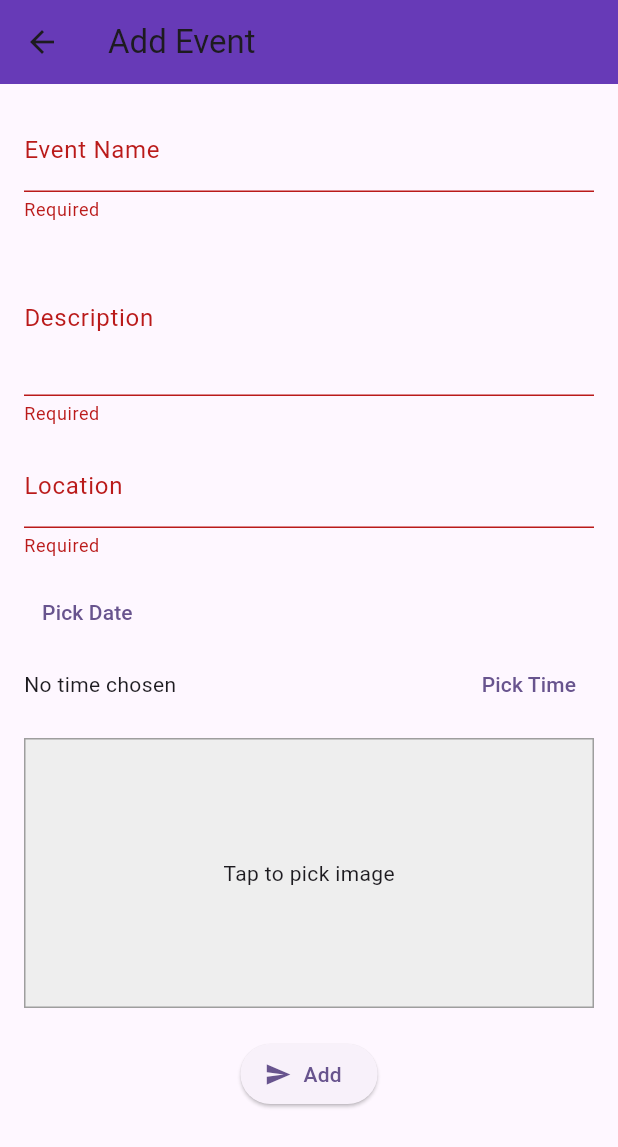
After one commit to ShreekrishnaHegde/EventZone_Frontend, a Flutter app: the AddEventScreen screen opened directly, after a tap on "Add", on a phone screen of 412 x 824 dp. The commit adds this screen. Shown: the top 1147 px of the screen. Run offline on Flutter 3.47's test engine with Material 3 defaults, Android fonts, the phone set to English and light mode, and no system bars; our stand-ins replace flutter_dotenv, flutter_secure_storage, image_picker; accounts and stored records are empty.

Commit message:
Add event screen

```diff
--- /dev/null
+++ b/lib/views/host/add_event_screen.dart
@@ -0,0 +1,182 @@
+import 'dart:io';
+
+import 'package:flutter/material.dart';
+import 'package:image_picker/image_picker.dart';
+
+class AddEventScreen extends StatefulWidget {
+  const AddEventScreen({super.key});
+
+  @override
+  State<AddEventScreen> createState() => _AddEventScreenState();
+}
+
+class _AddEventScreenState extends State<AddEventScreen> {
+  final _formKey = GlobalKey<FormState>();
+  final TextEditingController _nameController = TextEditingController();
+  final TextEditingController _descriptionController = TextEditingController();
+  final TextEditingController _locationController = TextEditingController();
+
+  DateTime? _selectedDate;
+  TimeOfDay? _selectedTime;
+  File? _image;
+
+  final ImagePicker _picker = ImagePicker();
+
+  Future<void> _pickDate() async {
+    final DateTime? picked = await showDatePicker(
+      context: context,
+      firstDate: DateTime.now(),
+      lastDate: DateTime(2100),
+      initialDate: _selectedDate ?? DateTime.now(),
+    );
+    if (picked != null) setState(() => _selectedDate = picked);
+  }
+
+  Future<void> _pickTime() async {
+    final TimeOfDay? picked =
+    await showTimePicker(context: context, initialTime: TimeOfDay.now());
+    if (picked != null) setState(() => _selectedTime = picked);
+  }
+
+  Future<void> _pickImage() async {
+    final XFile? pickedFile =
+    await _picker.pickImage(source: ImageSource.gallery);
+    if (pickedFile != null) setState(() => _image = File(pickedFile.path));
+  }
+
+  void _submitForm() {
+    if (_formKey.currentState!.validate()) {
+      if (_selectedDate == null || _selectedTime == null) {
+        ScaffoldMessenger.of(context).showSnackBar(
+          const SnackBar(content: Text("Please select date and time")),
+        );
+        return;
+      }
+
+      // Combine date and time
+      final DateTime eventDateTime = DateTime(
+        _selectedDate!.year,
+        _selectedDate!.month,
+        _selectedDate!.day,
+        _selectedTime!.hour,
+        _selectedTime!.minute,
+      );
+
+      // Upload logic here...
+      print("Event Name: ${_nameController.text}");
+      print("Description: ${_descriptionController.text}");
+      print("Location: ${_locationController.text}");
+      print("DateTime: $eventDateTime");
+      print("Image selected: ${_image != null}");
+
+      ScaffoldMessenger.of(context).showSnackBar(
+        const SnackBar(content: Text("Event submitted")),
+      );
+    }
+  }
+
+  @override
+  Widget build(BuildContext context) {
+    return Scaffold(
+      appBar: AppBar(
+        title: const Text("Add Event"),
+        backgroundColor: Colors.deepPurple,
+      ),
+      body: SingleChildScrollView(
+        padding: const EdgeInsets.all(16),
+        child: Form(
+          key: _formKey,
+          child: Column(
+            children: [
+              // Event Name
+              TextFormField(
+                controller: _nameController,
+                decoration: const InputDecoration(labelText: "Event Name"),
+                validator: (value) =>
+                value == null || value.isEmpty ? 'Required' : null,
+              ),
+
+              const SizedBox(height: 12),
+
+              // Description
+              TextFormField(
+                controller: _descriptionController,
+                decoration: const InputDecoration(labelText: "Description"),
+                maxLines: 3,
+                validator: (value) =>
+                value == null || value.isEmpty ? 'Required' : null,
+              ),
+
+              const SizedBox(height: 12),
+
+              // Location
+              TextFormField(
+                controller: _locationController,
+                decoration: const InputDecoration(labelText: "Location"),
+                validator: (value) =>
+                value == null || value.isEmpty ? 'Required' : null,
+              ),
+
+              const SizedBox(height: 12),
+
+              // Date Picker
+              Row(
+                children: [
+                  // Expanded(
+                  //   child: Text(_selectedDate == null
+                  //       ? "No date chosen"
+                  //       : DateFormat('yyyy-MM-dd').format(_selectedDate!)),
+                  // ),
+                  TextButton(
+                    onPressed: _pickDate,
+                    child: const Text("Pick Date"),
+                  ),
+                ],
+              ),
+
+              // Time Picker
+              Row(
+                children: [
+                  Expanded(
+                    child: Text(_selectedTime == null
+                        ? "No time chosen"
+                        : _selectedTime!.format(context)),
+                  ),
+                  TextButton(
+                    onPressed: _pickTime,
+                    child: const Text("Pick Time"),
+                  ),
+                ],
+              ),
+
+              const SizedBox(height: 12),
+
+              // Image Picker
+              GestureDetector(
+                onTap: _pickImage,
+                child: Container(
+                  height: 180,
+                  width: double.infinity,
+                  decoration: BoxDecoration(
+                    border: Border.all(color: Colors.grey),
+                    color: Colors.grey.shade200,
+                  ),
+                  child: _image == null
+                      ? const Center(child: Text("Tap to pick image"))
+                      : Image.file(_image!, fit: BoxFit.cover),
+                ),
+              ),
+              const SizedBox(height: 20),
+              // Submit Button
+              ElevatedButton.icon(
+                onPressed: _submitForm,
+                icon: const Icon(Icons.send),
+                label: const Text("Add"),
+              ),
+            ],
+          ),
+        ),
+      ),
+    );
+  }
+}
--- a/lib/views/host/host_home_view.dart
+++ b/lib/views/host/host_home_view.dart
@@ -1,5 +1,7 @@
 import 'package:eventzone_frontend/service/auth_service/auth_service.dart';
 import 'package:flutter/material.dart';
+
+import 'add_event_screen.dart';
 
 class HostHomeView extends StatefulWidget {
   const HostHomeView({super.key});
@@ -9,10 +11,31 @@ class HostHomeView extends StatefulWidget {
 }
 
 class _HostHomeViewState extends State<HostHomeView> {
-  final _authService=AuthService();
-  void _logout(BuildContext context)async{
+  final _authService = AuthService();
+
+  void _logout(BuildContext context) async {
     _authService.logout();
   }
+
+  int _selectedIndex = 0;
+  void _onItemTapped(int index) {
+    if (index == 1) {
+      // Add Event button tapped
+      _navigateToAddEventScreen();
+    } else {
+      setState(() {
+        _selectedIndex = index;
+      });
+    }
+  }
+
+  void _navigateToAddEventScreen() {
+    Navigator.push(
+      context,
+      MaterialPageRoute(builder: (context) => const AddEventScreen()),
+    );
+  }
+
   @override
   Widget build(BuildContext context) {
     return Scaffold(
@@ -64,13 +87,11 @@ class _HostHomeViewState extends State<HostHomeView> {
         ),
       ),
       body: Center(
-        child: Text(
-          "Host"
-        ),
+        child: Text("Host screen index: $_selectedIndex"),
       ),
       bottomNavigationBar: BottomNavigationBar(
-        // currentIndex: _selectedIndex == 1 ? 0 : _selectedIndex,
-        // onTap: _onItemTapped,
+        currentIndex: _selectedIndex == 1 ? 0 : _selectedIndex, // don't highlight center button
+        onTap: _onItemTapped,
         backgroundColor: Colors.white,
         selectedItemColor: Colors.indigo,
         unselectedItemColor: Colors.grey,
@@ -92,7 +113,7 @@ class _HostHomeViewState extends State<HostHomeView> {
                 size: 28,
               ),
             ),
-            label: 'Add an event', // Empty label for center icon
+            label: '', // No label for center button
           ),
           const BottomNavigationBarItem(
             icon: Icon(Icons.history),
--- a/pubspec.yaml
+++ b/pubspec.yaml
@@ -39,6 +39,7 @@ dependencies:
   flutter_secure_storage: ^9.0.0
   flutter_dotenv: ^5.2.1
   url_launcher: ^6.3.2
+  image_picker: ^1.0.4
 
 
 
```
Also changed, not shown: pubspec.lock.
